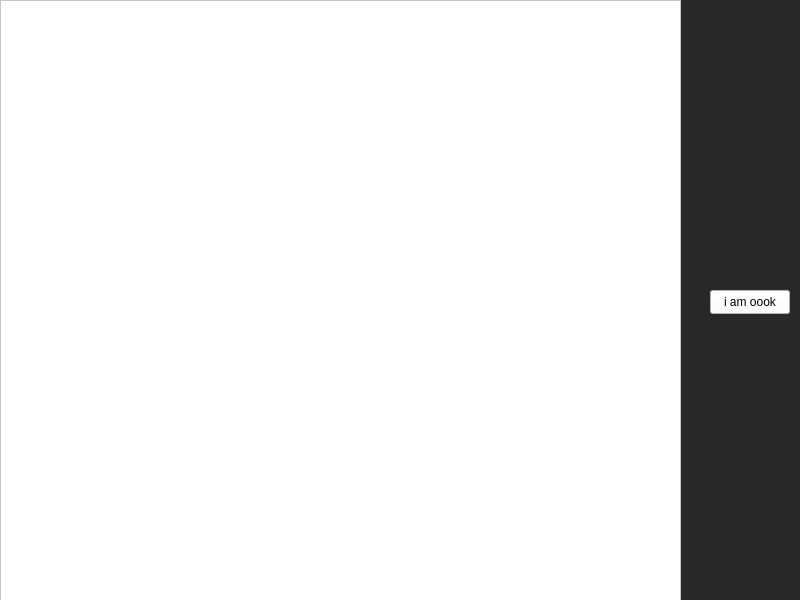
Qt form Robogotchi/widget.ui (drhugoz/Robogotchi) before a commit.
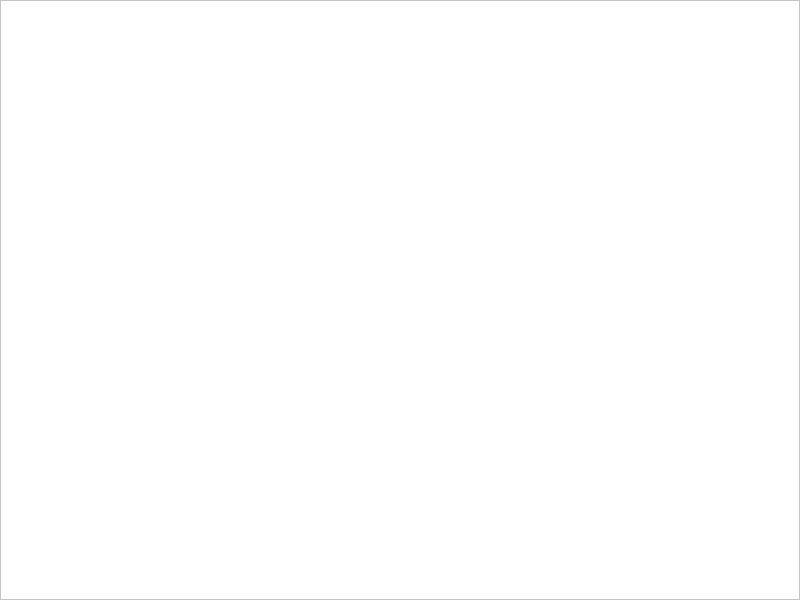
The same form after that commit.

```diff
--- a/Robogotchi/widget.ui
+++ b/Robogotchi/widget.ui
@@ -22,40 +22,13 @@
   <property name="styleSheet">
    <string notr="true">background-color: rgb(40, 40, 40);</string>
   </property>
-  <widget class="QPushButton" name="pushButton">
-   <property name="geometry">
-    <rect>
-     <x>710</x>
-     <y>290</y>
-     <width>80</width>
-     <height>24</height>
-    </rect>
-   </property>
-   <property name="mouseTracking">
-    <bool>false</bool>
-   </property>
-   <property name="autoFillBackground">
-    <bool>false</bool>
-   </property>
-   <property name="styleSheet">
-    <string notr="true">color: rgb(0, 0, 0);
-background-color: rgb(254, 251, 255);
-border-color: rgb(0, 0, 0);
-gridline-color: rgb(255, 0, 0);
-border-top-color: rgb(0, 0, 0);
-border-color: rgb(0, 255, 0);</string>
-   </property>
-   <property name="text">
-    <string>i am oook</string>
-   </property>
-  </widget>
   <widget class="QGraphicsView" name="graphicsView">
    <property name="geometry">
     <rect>
      <x>0</x>
      <y>0</y>
-     <width>681</width>
-     <height>601</height>
+     <width>800</width>
+     <height>600</height>
     </rect>
    </property>
    <property name="styleSheet">
```
